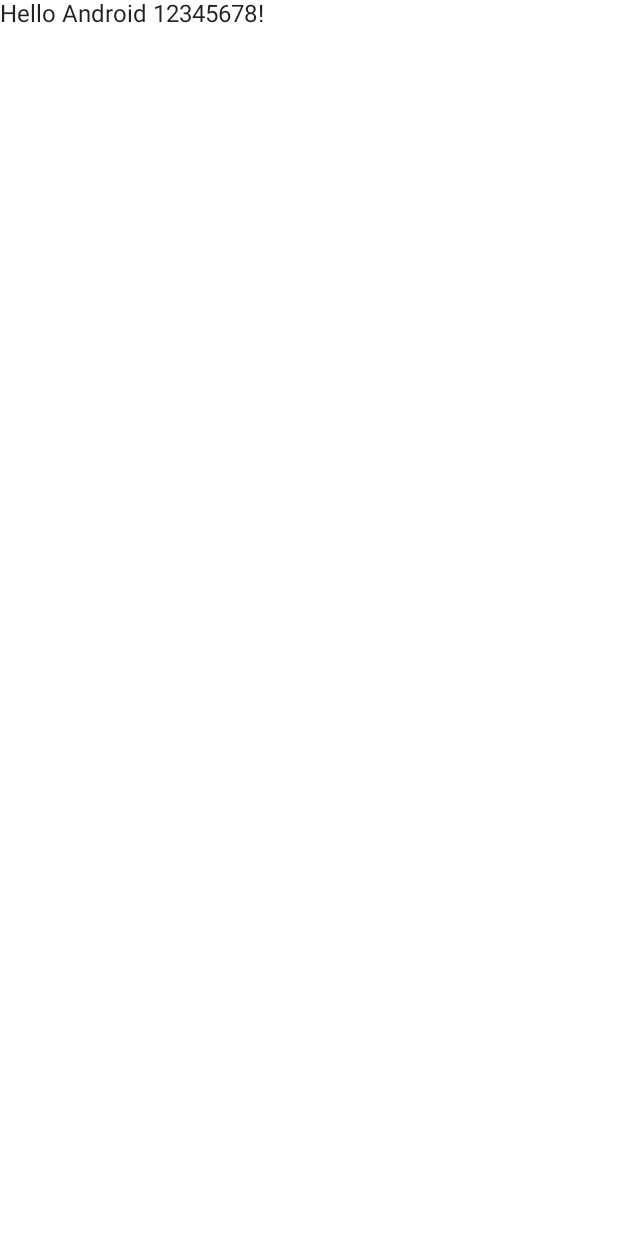
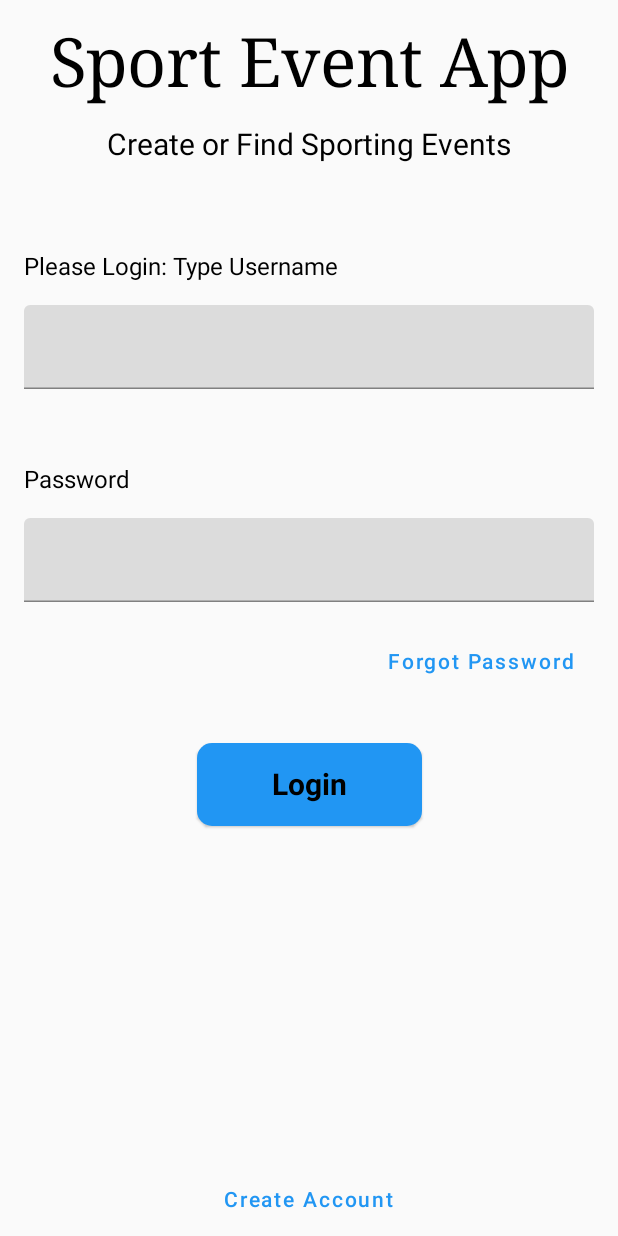
Before and after one commit to KhaledK1123/Project1-LetsGoV2, an Android app built with Jetpack Compose: the screen it shows after launch (MainActivity), on a phone screen of 412 x 824 dp. Before the commit the screen is almost empty. Run offline under Robolectric (Android 15) with nearby library versions, the phone set to English and light mode, and no system bars.

Commit message:
Commit 3

```diff
--- a/app/src/main/java/com/example/project1_letsgov2/MainActivity.kt
+++ b/app/src/main/java/com/example/project1_letsgov2/MainActivity.kt
@@ -1,43 +1,196 @@
 package com.example.project1_letsgov2
 
+import android.content.Intent
 import android.os.Bundle
+import android.widget.Toast
 import androidx.activity.ComponentActivity
 import androidx.activity.compose.setContent
-import androidx.compose.foundation.layout.fillMaxSize
-import androidx.compose.material.MaterialTheme
-import androidx.compose.material.Surface
+import androidx.compose.foundation.ExperimentalFoundationApi
+import androidx.compose.foundation.clickable
+import androidx.compose.foundation.layout.*
+import androidx.compose.foundation.shape.RoundedCornerShape
+import androidx.compose.material.Card
 import androidx.compose.material.Text
-import androidx.compose.runtime.Composable
+import androidx.compose.material.TextButton
+import androidx.compose.material.TextField
+import androidx.compose.runtime.*
+import androidx.compose.ui.Alignment
 import androidx.compose.ui.Modifier
-import androidx.compose.ui.tooling.preview.Preview
-import com.example.project1_letsgov2.ui.theme.Project1LetsGoV2Theme
+import androidx.compose.ui.graphics.Color
+import androidx.compose.ui.platform.LocalContext
+import androidx.compose.ui.text.TextStyle
+import androidx.compose.ui.text.font.FontFamily
+import androidx.compose.ui.text.font.FontWeight
+import androidx.compose.ui.text.input.PasswordVisualTransformation
+import androidx.compose.ui.text.input.TextFieldValue
+import androidx.compose.ui.text.style.TextAlign
+import androidx.compose.ui.unit.dp
+import androidx.compose.ui.unit.sp
 
 class MainActivity : ComponentActivity() {
+    @ExperimentalFoundationApi
     override fun onCreate(savedInstanceState: Bundle?) {
         super.onCreate(savedInstanceState)
         setContent {
-            Project1LetsGoV2Theme {
-                // A surface container using the 'background' color from the theme
-                Surface(
-                    modifier = Modifier.fillMaxSize(),
-                    color = MaterialTheme.colors.background
-                ) {
-                    Greeting("Android 12345678")
-                }
+            Column(
+                modifier = Modifier.fillMaxSize(),
+                //verticalArrangement = Arrangement.Center,
+                horizontalAlignment = Alignment.CenterHorizontally,
+            ) {
+                SimpleText("Sport Event App")
+
+                SimpleText1(displayText = "Create or Find Sporting Events")
+
+                Username("Please Login: Type Username")
+                UsernameBox()
+
+                Password("Password")
+                PasswordBox()
+
+                ForgotPasswordButton()
+
+                Login()
+
+                CreateAccountButton()
             }
         }
     }
 }
 
 @Composable
-fun Greeting(name: String) {
-    Text(text = "Hello $name!")
+fun SimpleText(displayText: String) {
+
+    Text(text = displayText, fontFamily = FontFamily.Serif, fontSize = 45.sp, modifier = Modifier.padding(16.dp))
 }
 
-@Preview(showBackground = true)
 @Composable
-fun DefaultPreview() {
-    Project1LetsGoV2Theme {
-        Greeting("Android")
+fun SimpleText1(displayText: String) {
+
+    Text(text = displayText,fontSize = 20.sp)
+}
+
+@Composable
+fun Username(text: String) {
+    Text(
+        text = text,
+        style = TextStyle(
+            fontSize = 16.sp,
+            color = Color.Black
+        ),
+        modifier = Modifier
+            .paddingFromBaseline(top = 75.dp)
+            .padding(horizontal = 16.dp)
+            .fillMaxWidth()
+    )
+}
+
+@Composable
+fun Password(text: String) {
+    Text(
+        text = text,
+        style = TextStyle(
+            fontSize = 16.sp,
+            color = Color.Black
+        ),
+        modifier = Modifier
+            .paddingFromBaseline(top = 50.dp)
+            .padding(horizontal = 16.dp)
+            .fillMaxWidth()
+    )
+}
+
+@ExperimentalFoundationApi
+@Composable
+fun UsernameBox() {
+
+    var text by remember { mutableStateOf(TextFieldValue()) }
+
+    TextField(
+        value = text,
+        modifier = Modifier
+            .padding(16.dp)
+            .fillMaxWidth(),
+        onValueChange = {
+            text = it
+        }
+    )
+}
+
+@ExperimentalFoundationApi
+@Composable
+fun PasswordBox() {
+
+    var text by remember { mutableStateOf(TextFieldValue()) }
+
+    TextField(value = text,
+        modifier = Modifier
+            .padding(16.dp)
+            .fillMaxWidth(),
+        //keyboardType = KeyboardType.Password,
+        visualTransformation = PasswordVisualTransformation(),
+        onValueChange = {
+            text = it
+        }
+    )
+}
+
+@Composable
+fun ForgotPasswordButton() {
+
+    val context = LocalContext.current
+    TextButton(
+        onClick = {
+            context.startActivity(Intent(context, ForgotPassword::class.java))
+        },
+        modifier = Modifier.absolutePadding(left = 230.dp)
+    ) {
+        Text("Forgot Password",color = Color(0xFF2196F3))
     }
 }
+
+@Composable
+fun Login() {
+
+    val context = LocalContext.current
+    Card(
+        shape = RoundedCornerShape(10.dp),
+        backgroundColor = Color(0xFF2196F3),
+        modifier = Modifier
+            .padding(30.dp)
+            .width(150.dp)
+            .clickable(onClick = {
+                Toast
+                    .makeText(context, "Welcome", Toast.LENGTH_SHORT)
+                    .show()
+            })
+    ) {
+        Text(
+            text = "Login",
+            textAlign = TextAlign.Center,
+            style = TextStyle(
+                fontSize = 20.sp, fontWeight = FontWeight.Bold
+            ),
+            modifier = Modifier.padding(16.dp)
+        )
+    }
+}
+
+@Composable
+fun CreateAccountButton() {
+
+    Column (
+        modifier = Modifier
+            .fillMaxSize(), Arrangement.Bottom,Alignment.CenterHorizontally
+    ){
+
+        val context = LocalContext.current
+        TextButton(
+            onClick = { context.startActivity(Intent(context, CreateAccount::class.java))
+            },
+
+            ) {
+
+            Text("Create Account", color = Color(0xFF2196F3))
+        }
+    }
+}
```
